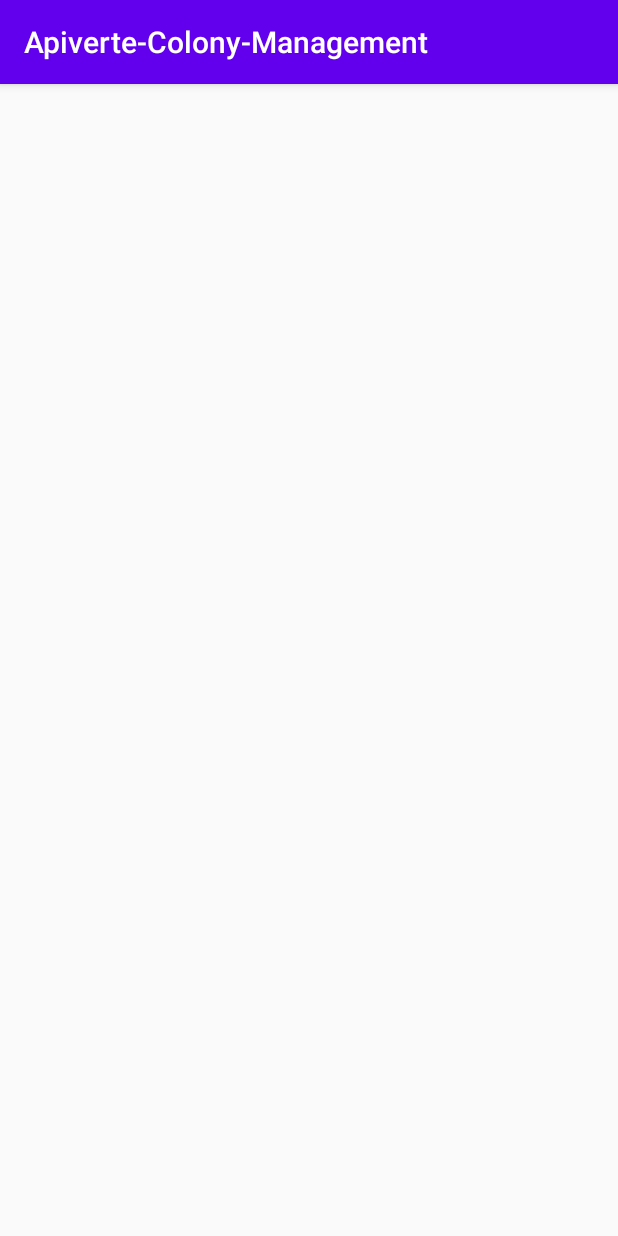
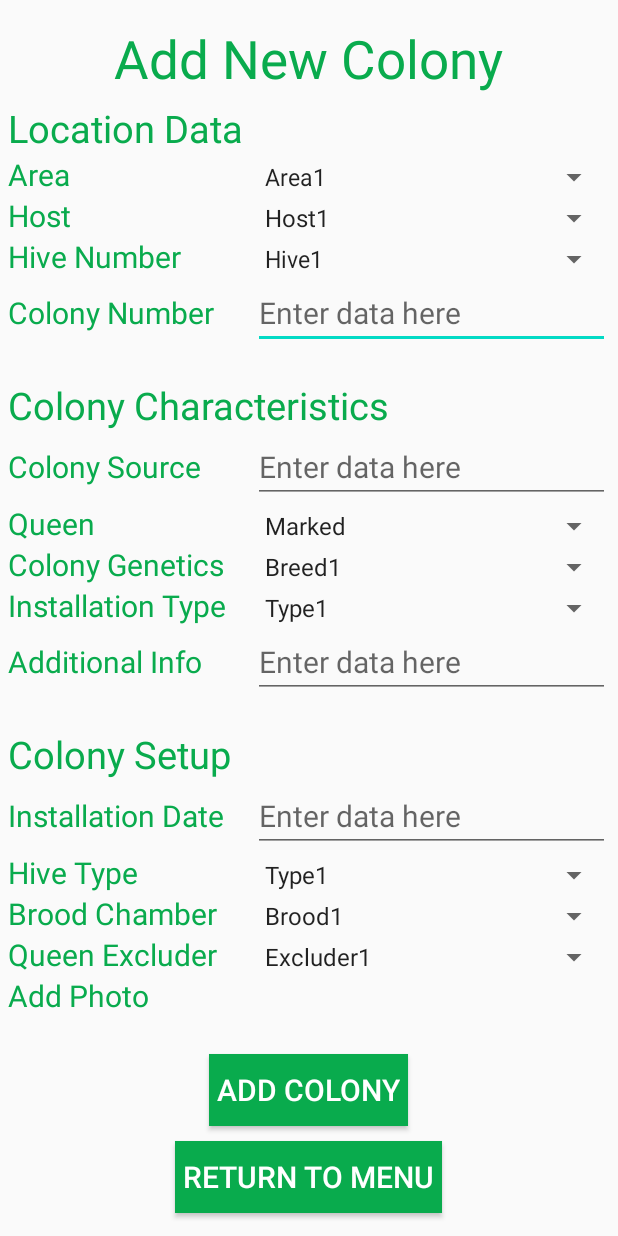
Before and after one commit to ChroniclerCherry/ApiverteColonyManagement, an Android app: the Functions screen opened directly, with no data from a screen before it, after a tap on "ADD NEW COLONY", on a phone screen of 412 x 824 dp. Run offline under Robolectric (Android 15) with nearby library versions, the phone set to English and light mode, and no system bars.

Commit message:
Create colony page (#49)
Add colony page and basic page navigation

```diff
--- a/App/app/build.gradle
+++ b/App/app/build.gradle
@@ -20,6 +20,10 @@ android {
             proguardFiles getDefaultProguardFile('proguard-android-optimize.txt'), 'proguard-rules.pro'
         }
     }
+    compileOptions {
+        sourceCompatibility JavaVersion.VERSION_1_8
+        targetCompatibility JavaVersion.VERSION_1_8
+    }
 }
 
 dependencies {
--- a/App/app/src/main/java/com/example/apiverte_colony_management/AddNewColony.java
+++ /dev/null
@@ -1,14 +0,0 @@
-package com.example.apiverte_colony_management;
-
-import androidx.appcompat.app.AppCompatActivity;
-
-import android.os.Bundle;
-
-public class AddNewColony extends AppCompatActivity {
-
-    @Override
-    protected void onCreate(Bundle savedInstanceState) {
-        super.onCreate(savedInstanceState);
-        setContentView(R.layout.activity_add_new_colony);
-    }
-}
--- /dev/null
+++ b/App/app/src/main/java/com/example/apiverte_colony_management/CreateColonyPage.java
@@ -0,0 +1,156 @@
+package com.example.apiverte_colony_management;
+
+import android.app.Activity;
+import android.content.Intent;
+import android.os.Bundle;
+import android.widget.ArrayAdapter;
+import android.widget.Button;
+import android.widget.Spinner;
+import android.widget.Toast;
+
+import java.util.ArrayList;
+import java.util.List;
+
+public class CreateColonyPage extends Activity {
+
+    //Declare needed lists/variables
+    ArrayList<String> areaList = new ArrayList<>();
+    List<String> hostList = new ArrayList<>();
+    List<String> hiveNumList = new ArrayList<>();
+    List<String> queenList = new ArrayList<>();
+    List<String> geneticsList = new ArrayList<>();
+    List<String> installTypeList = new ArrayList<>();
+    List<String> hiveTypeList = new ArrayList<>();
+    List<String> broodChamberList = new ArrayList<>();
+    List<String> queenExcluderList = new ArrayList<>();
+
+    //col short for 'colony'
+    String colArea, colHost, colSource, colQueen, colGenetics, colInstall, colHiveType, colBroodChamber, colQueenExcluder;
+    int colNum, colHiveNum;
+
+    @Override
+    public void onCreate(Bundle savedInstanceState) {
+        super.onCreate(savedInstanceState);
+        setContentView(R.layout.activity_create_colony);
+
+        //Populate lists for spinner selection
+        //Note: Will be replaced by DB query results
+        areaList.add("Area1");
+        areaList.add("Area2");
+        areaList.add("Area3");
+        areaList.add("Area4");
+        areaList.add("Add New...");
+
+        hostList.add("Host1");
+        hostList.add("Host2");
+        hostList.add("Host3");
+        hostList.add("Host4");
+        hostList.add("Add New...");
+
+        hiveNumList.add("Hive1");
+        hiveNumList.add("Hive2");
+        hiveNumList.add("Hive3");
+        hiveNumList.add("Hive4");
+        hiveNumList.add("Hive5");
+
+        queenList.add("Marked");
+        queenList.add("Clipped");
+        queenList.add("Not Marked");
+
+        geneticsList.add("Breed1");
+        geneticsList.add("Breed2");
+        geneticsList.add("Breed3");
+        geneticsList.add("Breed4");
+
+        installTypeList.add("Type1");
+        installTypeList.add("Type2");
+        installTypeList.add("Type3");
+        installTypeList.add("Type4");
+
+        hiveTypeList.add("Type1");
+        hiveTypeList.add("Type2");
+        hiveTypeList.add("Type3");
+        hiveTypeList.add("Type4");
+
+        broodChamberList.add("Brood1");
+        broodChamberList.add("Brood2");
+        broodChamberList.add("Brood3");
+        broodChamberList.add("Brood4");
+
+        queenExcluderList.add("Excluder1");
+        queenExcluderList.add("Excluder2");
+        queenExcluderList.add("Excluder3");
+        queenExcluderList.add("Excluder4");
+
+
+        //Create the areaList spinner
+        ArrayAdapter<String> areaAdapter = new ArrayAdapter<> (this, android.R.layout.simple_spinner_item, areaList);
+        areaAdapter.setDropDownViewResource(android.R.layout.simple_spinner_dropdown_item);
+        Spinner areaSpinner = findViewById(R.id.createAreaSpinner);
+        areaSpinner.setAdapter(areaAdapter);
+
+        //Create the hostList spinner
+        ArrayAdapter<String> hostAdapter = new ArrayAdapter<> (this, android.R.layout.simple_spinner_item, hostList);
+        hostAdapter.setDropDownViewResource(android.R.layout.simple_spinner_dropdown_item);
+        Spinner hostSpinner = findViewById(R.id.createHostSpinner);
+        hostSpinner.setAdapter(hostAdapter);
+
+        //Create the hiveNumList spinner
+        ArrayAdapter<String> hiveNumAdapter = new ArrayAdapter<> (this, android.R.layout.simple_spinner_item, hiveNumList);
+        hiveNumAdapter.setDropDownViewResource(android.R.layout.simple_spinner_dropdown_item);
+        Spinner hiveNumSpinner = findViewById(R.id.createHiveNumSpinner);
+        hiveNumSpinner.setAdapter(hiveNumAdapter);
+
+        //Create the queenList spinner
+        ArrayAdapter<String> queenAdapter = new ArrayAdapter<> (this, android.R.layout.simple_spinner_item, queenList);
+        queenAdapter.setDropDownViewResource(android.R.layout.simple_spinner_dropdown_item);
+        Spinner queenSpinner = findViewById(R.id.createQueenSpinner);
+        queenSpinner.setAdapter(queenAdapter);
+
+        //Create the colonyGeneticsList spinner
+        ArrayAdapter<String> geneticsAdapter = new ArrayAdapter<> (this, android.R.layout.simple_spinner_item, geneticsList);
+        geneticsAdapter.setDropDownViewResource(android.R.layout.simple_spinner_dropdown_item);
+        Spinner geneticsSpinner = findViewById(R.id.createGeneticsSpinner);
+        geneticsSpinner.setAdapter(geneticsAdapter);
+
+        //Create the installTypeList spinner
+        ArrayAdapter<String> installAdapter = new ArrayAdapter<> (this, android.R.layout.simple_spinner_item, installTypeList);
+        installAdapter.setDropDownViewResource(android.R.layout.simple_spinner_dropdown_item);
+        Spinner installSpinner = findViewById(R.id.createInstallationSpinner);
+        installSpinner.setAdapter(installAdapter);
+
+        //Create the hiveTypeList spinner
+        ArrayAdapter<String> hiveTypeAdapter = new ArrayAdapter<> (this, android.R.layout.simple_spinner_item, hiveTypeList);
+        hiveTypeAdapter.setDropDownViewResource(android.R.layout.simple_spinner_dropdown_item);
+        Spinner hiveTypeSpinner = findViewById(R.id.createHiveTypeSpinner);
+        hiveTypeSpinner.setAdapter(hiveTypeAdapter);
+
+        //Create the broodChamberList spinner
+        ArrayAdapter<String> broodChamberAdapter = new ArrayAdapter<> (this, android.R.layout.simple_spinner_item, broodChamberList);
+        broodChamberAdapter.setDropDownViewResource(android.R.layout.simple_spinner_dropdown_item);
+        Spinner broodChamberSpinner = findViewById(R.id.createBroodChamberSpinner);
+        broodChamberSpinner.setAdapter(broodChamberAdapter);
+
+        //Create the queenExcluderList spinner
+        ArrayAdapter<String> queenExcluderAdapter = new ArrayAdapter<> (this, android.R.layout.simple_spinner_item, queenExcluderList);
+        queenExcluderAdapter.setDropDownViewResource(android.R.layout.simple_spinner_dropdown_item);
+        Spinner queenExcluderSpinner = findViewById(R.id.createQueenExcluderSpinner);
+        queenExcluderSpinner.setAdapter(queenExcluderAdapter);
+
+
+        //Create Back and Submit buttons
+        Button submitButton = findViewById(R.id.createColonySubmitButton);
+        submitButton.setOnClickListener(v -> {
+            Intent refresh = getIntent();
+            finish();
+            startActivity(refresh);
+            Toast.makeText(this, R.string.createColonyPageSubmitMessage, Toast.LENGTH_SHORT).show();
+        });
+
+        Button returnButton = findViewById(R.id.createColonyReturnButton);
+        returnButton.setOnClickListener(v -> {
+            Intent returnToMenu = new Intent(this, Functions.class);
+            startActivity(returnToMenu);
+        });
+    }
+}
--- a/App/app/src/main/java/com/example/apiverte_colony_management/Functions.java
+++ b/App/app/src/main/java/com/example/apiverte_colony_management/Functions.java
@@ -17,7 +17,7 @@ public class Functions extends AppCompatActivity {
         Button sign_in = findViewById(R.id.add_new_colony);
         sign_in.setOnClickListener( new View.OnClickListener()
         {   public void onClick(View v) {
-            Intent goToAddNewColony = new Intent(Functions.this, AddNewColony.class);
+            Intent goToAddNewColony = new Intent(Functions.this, CreateColonyPage.class);
             startActivity(goToAddNewColony);
         } });
     }
--- /dev/null
+++ b/App/app/src/main/java/com/example/apiverte_colony_management/layout/activity_create_colony.xml
@@ -0,0 +1,6 @@
+<?xml version="1.0" encoding="utf-8"?>
+<LinearLayout xmlns:android="http://schemas.android.com/apk/res/android"
+    android:orientation="vertical" android:layout_width="match_parent"
+    android:layout_height="match_parent">
+
+</LinearLayout>
--- a/App/app/src/main/res/layout/activity_add_new_colony.xml
+++ /dev/null
@@ -1,9 +0,0 @@
-<?xml version="1.0" encoding="utf-8"?>
-<androidx.constraintlayout.widget.ConstraintLayout xmlns:android="http://schemas.android.com/apk/res/android"
-    xmlns:app="http://schemas.android.com/apk/res-auto"
-    xmlns:tools="http://schemas.android.com/tools"
-    android:layout_width="match_parent"
-    android:layout_height="match_parent"
-    tools:context=".AddNewColony">
-
-</androidx.constraintlayout.widget.ConstraintLayout>
--- /dev/null
+++ b/App/app/src/main/res/layout/activity_create_colony.xml
@@ -0,0 +1,328 @@
+<?xml version="1.0" encoding="utf-8"?>
+<LinearLayout xmlns:android="http://schemas.android.com/apk/res/android"
+    android:orientation="vertical"
+    android:layout_width="match_parent"
+    android:layout_height="match_parent"
+    android:gravity="center">
+
+    <TextView
+        android:id="@+id/createPageHeader"
+        android:layout_width="wrap_content"
+        android:layout_height="wrap_content"
+        android:textSize="35sp"
+        android:textColor="#09AB4D"
+        android:text="@string/createColonyPageHeader"
+        />
+
+    <GridLayout
+        android:layout_width="match_parent"
+        android:layout_height="wrap_content"
+        android:columnCount="2"
+        android:rowCount="2"
+        android:padding="5dp"
+        >
+
+        <TextView
+            android:id="@+id/createLocationCategoryHeader"
+            android:layout_height="wrap_content"
+            android:layout_width="wrap_content"
+            android:text="@string/createColonyPageLocationHeader"
+            android:textSize="25sp"
+            android:textColor="#09AB4D"
+            android:layout_columnSpan="2" />
+
+        <TextView
+            android:id="@+id/createAreaRow"
+            android:layout_height="wrap_content"
+            android:layout_width="wrap_content"
+            android:text="@string/createColonyPageRowArea"
+            android:textSize="20sp"
+            android:textColor="#09AB4D"
+            android:layout_columnWeight="1" />
+
+        <Spinner
+            android:id="@+id/createAreaSpinner"
+            android:layout_width="wrap_content"
+            android:layout_height="wrap_content"
+            android:textSize="20sp"
+            android:layout_columnWeight="5" />
+
+        <TextView
+            android:id="@+id/createHostRow"
+            android:layout_height="wrap_content"
+            android:layout_width="wrap_content"
+            android:text="@string/createColonyPageRowHost"
+            android:textSize="20sp"
+            android:textColor="#09AB4D"
+            android:layout_columnWeight="1"/>
+
+        <Spinner
+            android:id="@+id/createHostSpinner"
+            android:layout_height="wrap_content"
+            android:layout_width="wrap_content"
+            android:textSize="20sp"
+            android:layout_columnWeight="5" />
+
+        <TextView
+            android:id="@+id/createHiveNumRow"
+            android:layout_height="wrap_content"
+            android:layout_width="wrap_content"
+            android:text="@string/createColonyPageRowHiveNum"
+            android:textSize="20sp"
+            android:textColor="#09AB4D"
+            android:layout_columnWeight="1"/>
+
+        <Spinner
+            android:id="@+id/createHiveNumSpinner"
+            android:layout_height="wrap_content"
+            android:layout_width="wrap_content"
+            android:textSize="20sp"
+            android:layout_columnWeight="5" />
+
+        <TextView
+            android:id="@+id/createColonyNumRow"
+            android:layout_height="wrap_content"
+            android:layout_width="wrap_content"
+            android:text="@string/createColonyPageRowColonyNum"
+            android:textSize="20sp"
+            android:textColor="#09AB4D"
+            android:layout_columnWeight="1"/>
+
+        <EditText
+            android:id="@+id/createColonyNumInput"
+            android:layout_height="wrap_content"
+            android:layout_width="wrap_content"
+            android:hint="@string/createColonyPageInputHint"
+            android:textSize="20sp"
+            android:layout_columnWeight="5"
+            android:inputType="number"/>
+
+        <TextView
+            android:id="@+id/createSpacer1"
+            android:layout_height="20dp"
+            android:layout_width="match_parent"
+            android:layout_columnSpan="2" />
+
+        <TextView
+            android:id="@+id/createCharacteristicsCategoryHeader"
+            android:layout_height="wrap_content"
+            android:layout_width="wrap_content"
+            android:text="@string/createColonyPageCharacteristicsHeader"
+            android:textSize="25sp"
+            android:textColor="#09AB4D"
+            android:layout_columnSpan="2" />
+
+        <TextView
+            android:id="@+id/createColonySourceRow"
+            android:layout_height="wrap_content"
+            android:layout_width="wrap_content"
+            android:text="@string/createColonyPageRowColonySource"
+            android:textSize="20sp"
+            android:textColor="#09AB4D"
+            android:layout_columnWeight="1"/>
+
+        <EditText
+            android:id="@+id/createColonySourceInput"
+            android:layout_height="wrap_content"
+            android:layout_width="wrap_content"
+            android:hint="@string/createColonyPageInputHint"
+            android:textSize="20sp"
+            android:layout_columnWeight="5"
+            android:inputType="textCapSentences|textAutoComplete"/>
+
+        <TextView
+            android:id="@+id/createQueenRow"
+            android:layout_height="wrap_content"
+            android:layout_width="wrap_content"
+            android:text="@string/createColonyPageRowQueen"
+            android:textSize="20sp"
+            android:textColor="#09AB4D"
+            android:layout_columnWeight="1"/>
+
+        <Spinner
+            android:id="@+id/createQueenSpinner"
+            android:layout_height="wrap_content"
+            android:layout_width="wrap_content"
+            android:textSize="20sp"
+            android:layout_columnWeight="5" />
+
+        <TextView
+            android:id="@+id/createGeneticsRow"
+            android:layout_height="wrap_content"
+            android:layout_width="wrap_content"
+            android:text="@string/createColonyPageRowGenetics"
+            android:textSize="20sp"
+            android:textColor="#09AB4D"
+            android:layout_columnWeight="1"/>
+
+        <Spinner
+            android:id="@+id/createGeneticsSpinner"
+            android:layout_height="wrap_content"
+            android:layout_width="wrap_content"
+            android:textSize="20sp"
+            android:layout_columnWeight="5" />
+
+        <TextView
+            android:id="@+id/createInstallationRow"
+            android:layout_height="wrap_content"
+            android:layout_width="wrap_content"
+            android:text="@string/createColonyPageRowInstallation"
+            android:textSize="20sp"
+            android:textColor="#09AB4D"
+            android:layout_columnWeight="1"/>
+
+        <Spinner
+            android:id="@+id/createInstallationSpinner"
+            android:layout_height="wrap_content"
+            android:layout_width="wrap_content"
+            android:textSize="20sp"
+            android:layout_columnWeight="5" />
+
+        <TextView
+            android:id="@+id/createColonyAddInfoRow"
+            android:layout_height="wrap_content"
+            android:layout_width="wrap_content"
+            android:text="@string/createColonyPageRowAddInfo"
+            android:textSize="20sp"
+            android:textColor="#09AB4D"
+            android:layout_columnWeight="1"/>
+
+        <EditText
+            android:id="@+id/createColonyAdditionalInfoEditText"
+            android:layout_height="wrap_content"
+            android:layout_width="wrap_content"
+            android:hint="@string/createColonyPageInputHint"
+            android:textSize="20sp"
+            android:layout_columnWeight="5"
+            android:inputType="textCapSentences|textAutoComplete"/>
+
+        <TextView
+            android:id="@+id/createSpacer2"
+            android:layout_height="20dp"
+            android:layout_width="match_parent"
+            android:layout_columnSpan="2" />
+
+        <TextView
+            android:id="@+id/createSetupCategoryHeader"
+            android:layout_height="wrap_content"
+            android:layout_width="wrap_content"
+            android:text="@string/createColonyPageSetupHeader"
+            android:textSize="25sp"
+            android:textColor="#09AB4D"
+            android:layout_columnSpan="2" />
+
+        <TextView
+            android:id="@+id/createColonyInstallDateRow"
+            android:layout_height="wrap_content"
+            android:layout_width="wrap_content"
+            android:text="@string/createColonyPageRowInstallDate"
+            android:textSize="20sp"
+            android:textColor="#09AB4D"
+            android:layout_columnWeight="1"/>
+
+        <EditText
+            android:id="@+id/createColonyInstallDateEditText"
+            android:layout_height="wrap_content"
+            android:layout_width="wrap_content"
+            android:hint="@string/createColonyPageInputHint"
+            android:textSize="20sp"
+            android:layout_columnWeight="5"
+            android:inputType="date"/>
+
+        <TextView
+            android:id="@+id/createColonyHiveTypeRow"
+            android:layout_height="wrap_content"
+            android:layout_width="wrap_content"
+            android:text="@string/createColonyPageRowHiveType"
+            android:textSize="20sp"
+            android:textColor="#09AB4D"
+            android:layout_columnWeight="1"/>
+
+        <Spinner
+            android:id="@+id/createHiveTypeSpinner"
+            android:layout_height="wrap_content"
+            android:layout_width="wrap_content"
+            android:textSize="20sp"
+            android:layout_columnWeight="5" />
+
+        <TextView
+            android:id="@+id/createColonyBroodChamberRow"
+            android:layout_height="wrap_content"
+            android:layout_width="wrap_content"
+            android:text="@string/createColonyPageRowBroodChamber"
+            android:textSize="20sp"
+            android:textColor="#09AB4D"
+            android:layout_columnWeight="1"/>
+
+        <Spinner
+            android:id="@+id/createBroodChamberSpinner"
+            android:layout_height="wrap_content"
+            android:layout_width="wrap_content"
+            android:textSize="20sp"
+            android:layout_columnWeight="5" />
+
+        <TextView
+            android:id="@+id/createColonyQueenExcluderRow"
+            android:layout_height="wrap_content"
+            android:layout_width="wrap_content"
+            android:text="@string/createColonyPageRowQueenExcluder"
+            android:textSize="20sp"
+            android:textColor="#09AB4D"
+            android:layout_columnWeight="1"/>
+
+        <Spinner
+            android:id="@+id/createQueenExcluderSpinner"
+            android:layout_height="wrap_content"
+            android:layout_width="wrap_content"
+            android:textSize="20sp"
+            android:layout_columnWeight="5" />
+
+        <TextView
+            android:id="@+id/createColonyAddPhotoRow"
+            android:layout_height="wrap_content"
+            android:layout_width="wrap_content"
+            android:text="@string/createColonyPageRowAddPhoto"
+            android:textSize="20sp"
+            android:textColor="#09AB4D"
+            android:layout_columnWeight="1"/>
+
+        <ImageView
+            android:id="@+id/createAddedPhotoImage"
+            android:layout_height="wrap_content"
+            android:layout_width="wrap_content"
+            android:layout_columnWeight="5"
+            android:contentDescription="@string/createColonyPagePhotoDescription" />
+
+    </GridLayout>
+
+    <TextView
+        android:id="@+id/createSpacer3"
+        android:layout_height="20dp"
+        android:layout_width="match_parent" />
+
+    <Button
+        android:id="@+id/createColonySubmitButton"
+        android:layout_width="wrap_content"
+        android:layout_height="wrap_content"
+        android:textSize="20sp"
+        android:text="@string/createColonyPageSubmitButton"
+        android:background="#09AB4D"
+        android:textColor="#FFFFFF"
+        android:padding="5dp" />
+
+    <TextView
+        android:id="@+id/createSpacer4"
+        android:layout_height="10dp"
+        android:layout_width="match_parent" />
+
+    <Button
+        android:id="@+id/createColonyReturnButton"
+        android:layout_width="wrap_content"
+        android:layout_height="wrap_content"
+        android:textSize="20sp"
+        android:text="@string/createColonyPageReturnButton"
+        android:background="#09AB4D"
+        android:textColor="#FFFFFF"
+        android:padding="5dp"/>
+
+</LinearLayout>
--- a/App/app/src/main/res/values/strings.xml
+++ b/App/app/src/main/res/values/strings.xml
@@ -1,5 +1,29 @@
 <resources>
     <string name="app_name">Apiverte-Colony-Management</string>
+    <string name="createColonyPageHeader">Add New Colony</string>
+    <string name="createColonyPageInputHint">Enter data here</string>
+    <string name="createColonyPageLocationHeader">Location Data</string>
+    <string name="createColonyPageRowArea">Area</string>
+    <string name="createColonyPageRowHost">Host</string>
+    <string name="createColonyPageRowHiveNum">Hive Number</string>
+    <string name="createColonyPageRowColonyNum">Colony Number</string>
+    <string name="createColonyPageCharacteristicsHeader">Colony Characteristics</string>
+    <string name="createColonyPageRowColonySource">Colony Source</string>
+    <string name="createColonyPageRowQueen">Queen</string>
+    <string name="createColonyPageRowGenetics">Colony Genetics</string>
+    <string name="createColonyPageRowInstallation">Installation Type</string>
+    <string name="createColonyPageRowAddInfo">Additional Info</string>
+    <string name="createColonyPageSetupHeader">Colony Setup</string>
+    <string name="createColonyPageRowInstallDate">Installation Date</string>
+    <string name="createColonyPageRowInstallDateButton">Select Date</string>
+    <string name="createColonyPageRowHiveType">Hive Type</string>
+    <string name="createColonyPageRowBroodChamber">Brood Chamber</string>
+    <string name="createColonyPageRowQueenExcluder">Queen Excluder</string>
+    <string name="createColonyPageRowAddPhoto">Add Photo</string>
+    <string name="createColonyPagePhotoDescription">Current Colony Photo</string>
+    <string name="createColonyPageSubmitButton">Add Colony</string>
+    <string name="createColonyPageReturnButton">Return to Menu</string>
+    <string name="createColonyPageSubmitMessage">Colony Created!</string>
 
     ---Cynthia---
     <string name="logo">APIVERTE</string>
```
Also changed, not shown: App/app/src/main/AndroidManifest.xml (+7 -1 lines).
